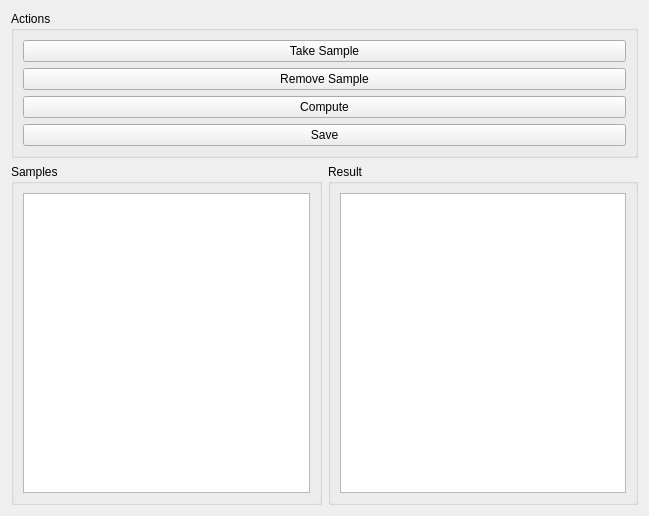
Qt form easy_handeye2/resource/rqt_handeye.ui (marcoesposito1988/easy_handeye2) before a commit.
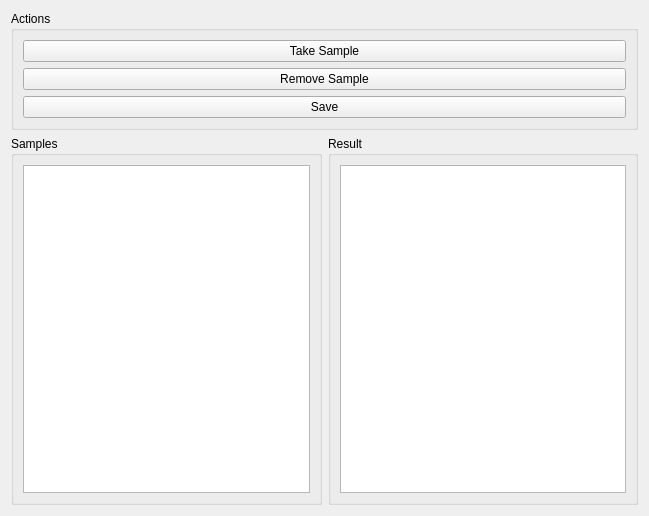
The same form after that commit.

Commit message: Automatically compute the calibration

```diff
--- a/easy_handeye2/resource/rqt_handeye.ui
+++ b/easy_handeye2/resource/rqt_handeye.ui
@@ -36,13 +36,6 @@
           </property>
          </widget>
         </item>
-        <item>
-         <widget class="QPushButton" name="computeButton">
-          <property name="text">
-           <string>Compute</string>
-          </property>
-         </widget>
-        </item>
         <item>
          <widget class="QPushButton" name="saveButton">
           <property name="text">
```
The commit also changes 1 other file.
